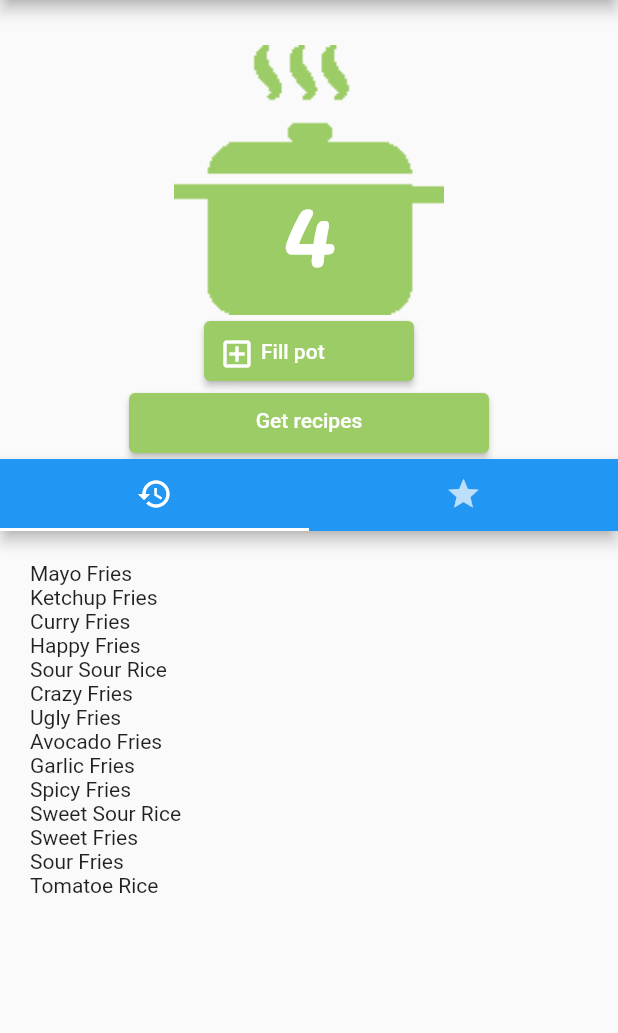
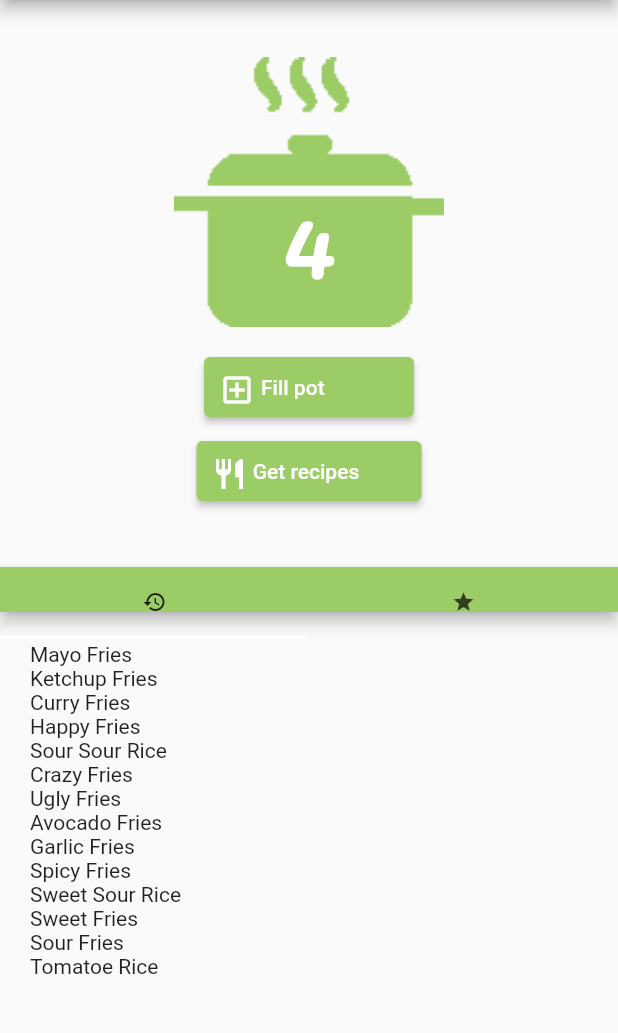
Before and after one commit to MouadhKh/helloFridge, a Flutter app: the screen it shows after launch, after a tap on "Fill pot", on a phone screen of 412 x 824 dp, the part 84-1117 px from its top. Run offline on Flutter 3.47's test engine with Material 2 defaults, Android fonts, the phone set to English and light mode, and no system bars; missing offline and left inert: sign_button.

Commit message:
fixed TabBar and restyled

```diff
--- a/lib/main.dart
+++ b/lib/main.dart
@@ -7,10 +7,9 @@ import 'package:hello_fridge/single_ingredient.dart';
 import 'package:sign_button/sign_button.dart';
 import 'package:hello_fridge/main_layout.dart';
 
-void main() {
 final lightGreen = Color(0xff9ccc65);
-  runApp(MaterialApp(
-      theme: ThemeData(
+
+final greenTheme = ThemeData(
     primaryColor: lightGreen,
     accentColor: lightGreen,
     elevatedButtonTheme: ElevatedButtonThemeData(
@@ -26,7 +25,10 @@ void main() {
             fontSize: 18,
             fontFamily: 'SourceSansPro',
             color: Colors.white),
-              headline6: TextStyle(color: Colors.white))),
+        headline6: TextStyle(color: Colors.white)));
+void main() {
+  runApp(MaterialApp(
+      theme: greenTheme,
       //Scaffold take all the screen size
       home: MainLayout()));
   // PotContentList()));
--- a/lib/main_layout.dart
+++ b/lib/main_layout.dart
@@ -1,5 +1,7 @@
 import 'package:flutter/material.dart';
 import 'package:hello_fridge/pot_widget.dart';
+
+import 'main.dart';
 
 class MainLayout extends StatefulWidget {
   const MainLayout({Key? key}) : super(key: key);
@@ -18,10 +20,16 @@ class _MainLayoutState extends State<MainLayout> {
         body: Padding(
           padding: const EdgeInsets.only(top: 30),
           child: Column(
-            mainAxisAlignment: MainAxisAlignment.start,
-            children: [Pot(),
-                ElevatedButton(
-                  style: ElevatedButton.styleFrom(padding: EdgeInsets.all(10.0)),
+            children: [
+              Padding(
+                padding: const EdgeInsets.all(8.0),
+                child: Pot(),
+              ),
+              Padding(
+                padding: const EdgeInsets.all(8.0),
+                child: ElevatedButton(
+                    style:
+                        ElevatedButton.styleFrom(padding: EdgeInsets.all(10.0)),
                     onPressed: () {},
                     child: SizedBox(
                         width: 120,
@@ -31,32 +39,39 @@ class _MainLayoutState extends State<MainLayout> {
                           SizedBox(width: 4),
                           Text("Fill pot")
                         ]))),
+              ),
               ElevatedButton(
-                  style: ElevatedButton.styleFrom(padding: EdgeInsets.all(10.0)),
+                  style:
+                      ElevatedButton.styleFrom(padding: EdgeInsets.all(10.0)),
                   onPressed: () {},
                   child: SizedBox(
-                      width: 220,
+                      width: 130,
                       height: 20,
-                      child: Text("Get recipes", textAlign: TextAlign.center)
-                      )),
-                TabBarFlexibleFractioallyRecipes()],
+                      child: Row(
+                        children: [
+                          Icon(
+                            Icons.restaurant,
+                            size: 24,
+                          ),
+                          Text(" Get recipes", textAlign: TextAlign.center),
+                        ],
+                      ))),
+              TabBarFlexibleFractioallyRecipes()
+            ],
           ),
         ));
   }
 }
 
-class TabBarFlexibleFractioallyRecipes extends StatelessWidget{
+class TabBarFlexibleFractioallyRecipes extends StatelessWidget {
   @override
   Widget build(BuildContext context) {
     return Flexible(
-        child:Container(
+        child: Container(
+            padding: EdgeInsets.only(top: 40.0),
             alignment: Alignment.bottomCenter,
-            child: FractionallySizedBox(
-                heightFactor: 1,
-                child: TabBarRecipes()
-            )
-        )
-    );
+            child:
+                FractionallySizedBox(heightFactor: 1, child: TabBarRecipes())));
   }
 }
 
@@ -64,16 +79,32 @@ class TabBarRecipes extends StatelessWidget {
   @override
   Widget build(BuildContext context) {
     return MaterialApp(
+      theme: greenTheme,
+      debugShowCheckedModeBanner: false,
       home: DefaultTabController(
         length: 2,
         child: Scaffold(
-          appBar: AppBar(
-            toolbarHeight: 0,
+          appBar: PreferredSize(
+            preferredSize: Size.fromHeight(30.0),
+            child: AppBar(
+              primary: false,
+              toolbarHeight: kMinInteractiveDimension,
+              automaticallyImplyLeading: false,
+              titleSpacing: 0.0,
               bottom: TabBar(
                 tabs: [
-                Tab(icon: Icon(Icons.history)),
-                Tab(icon: Icon(Icons.star)),
+                  Tab(
+                    iconMargin: EdgeInsets.zero,
+                    icon: Icon(Icons.history, size: 16),
+                  ),
+                  Tab(
+                      iconMargin: EdgeInsets.zero,
+                      icon: Icon(
+                        Icons.star,
+                        size: 16.0,
+                      )),
                 ],
+              ),
             ),
           ),
           body: TabBarView(
```
Also changed, not shown: assets/images/photo.PNG (deleted). Lines whose indentation alone changed are shown as unchanged.
